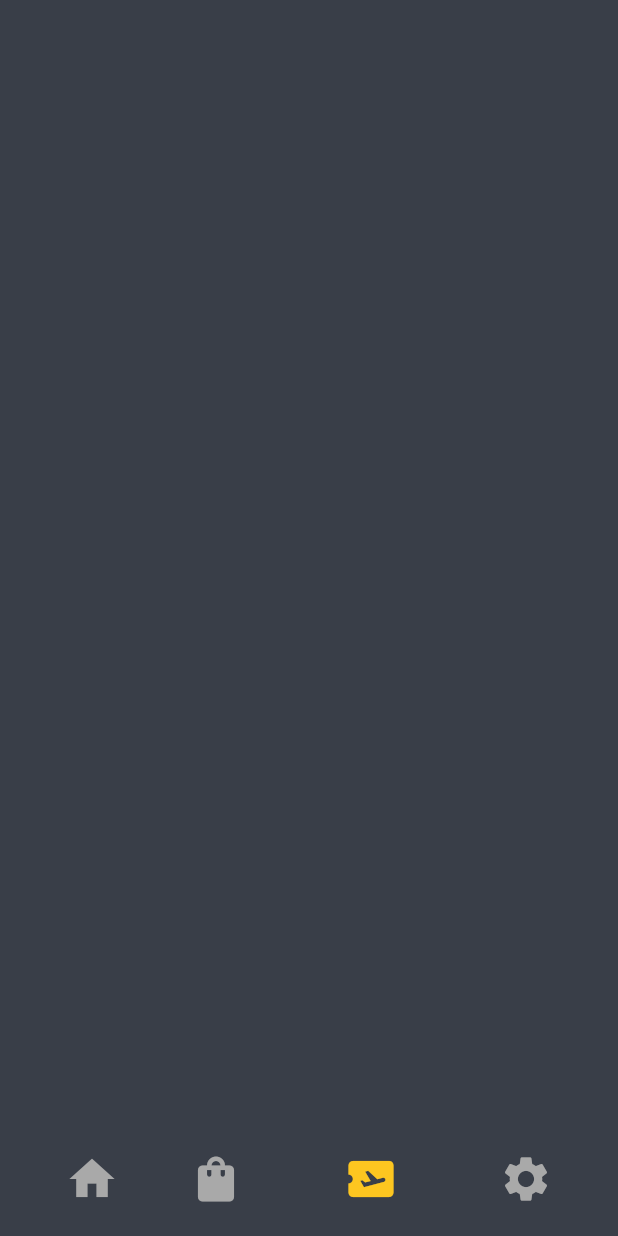
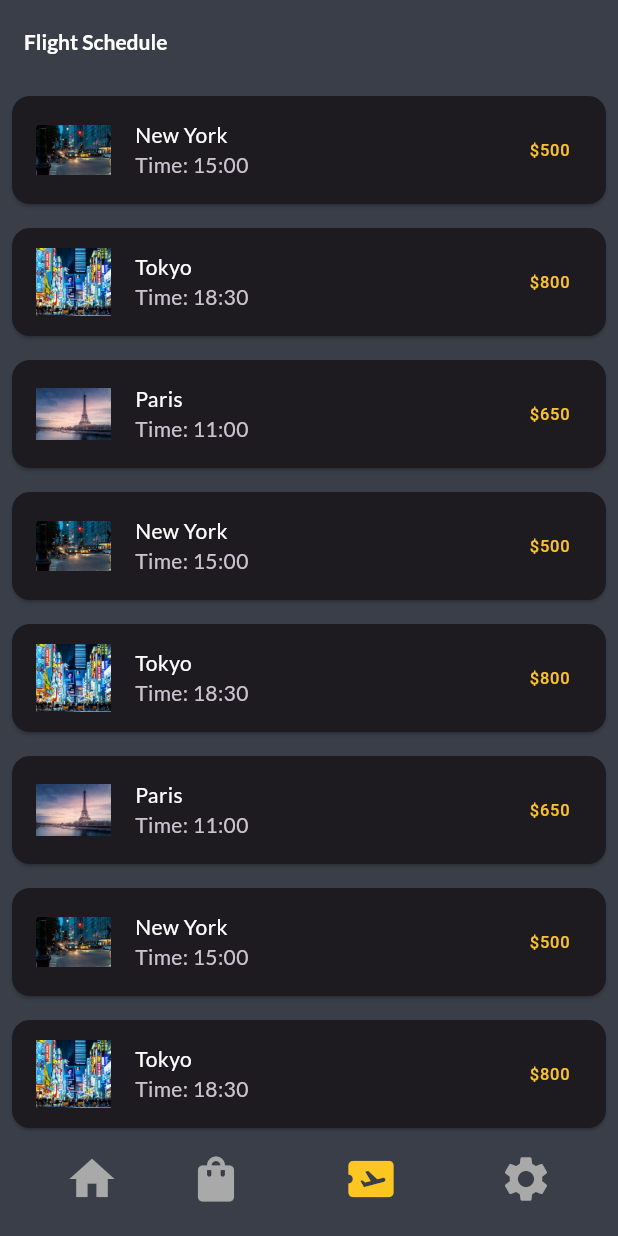
Before and after one commit to faridbpn/melayu-ticket-app, a Flutter app: the screen it shows after launch, item 3 of the bottom bar chosen, on a phone screen of 412 x 824 dp. Run offline on Flutter 3.47's test engine with Material 3 defaults, Android fonts, the phone set to English and light mode, and no system bars; our stand-ins replace google_fonts.

Commit message:
Menambahkan halaman baru

```diff
--- /dev/null
+++ b/lib/module/flight_schedule/flight_schedule.dart
@@ -0,0 +1,52 @@
+import 'package:flutter/material.dart';
+
+class FlightSchedule extends StatelessWidget {
+  FlightSchedule({super.key});
+
+  final List<Map<String, String>> flights = [
+    {'destination': 'New York', 'time': '15:00', 'price': '\$500', 'image': 'assets/images/ny.png'},
+    {'destination': 'Tokyo', 'time': '18:30', 'price': '\$800', 'image': 'assets/images/tokyo.png'},
+    {'destination': 'Paris', 'time': '11:00', 'price': '\$650', 'image': 'assets/images/paris.png'},
+    {'destination': 'New York', 'time': '15:00', 'price': '\$500', 'image': 'assets/images/ny.png'},
+    {'destination': 'Tokyo', 'time': '18:30', 'price': '\$800', 'image': 'assets/images/tokyo.png'},
+    {'destination': 'Paris', 'time': '11:00', 'price': '\$650', 'image': 'assets/images/paris.png'},
+    {'destination': 'New York', 'time': '15:00', 'price': '\$500', 'image': 'assets/images/ny.png'},
+    {'destination': 'Tokyo', 'time': '18:30', 'price': '\$800', 'image': 'assets/images/tokyo.png'},
+    {'destination': 'Paris', 'time': '11:00', 'price': '\$650', 'image': 'assets/images/paris.png'},
+    {'destination': 'New York', 'time': '15:00', 'price': '\$500', 'image': 'assets/images/ny.png'},
+    {'destination': 'Tokyo', 'time': '18:30', 'price': '\$800', 'image': 'assets/images/tokyo.png'},
+    {'destination': 'Paris', 'time': '11:00', 'price': '\$650', 'image': 'assets/images/paris.png'},
+    {'destination': 'New York', 'time': '15:00', 'price': '\$500', 'image': 'assets/images/ny.png'},
+    {'destination': 'Tokyo', 'time': '18:30', 'price': '\$800', 'image': 'assets/images/tokyo.png'},
+    {'destination': 'Paris', 'time': '11:00', 'price': '\$650', 'image': 'assets/images/paris.png'},
+    {'destination': 'New York', 'time': '15:00', 'price': '\$500', 'image': 'assets/images/ny.png'},
+    {'destination': 'Tokyo', 'time': '18:30', 'price': '\$800', 'image': 'assets/images/tokyo.png'},
+    {'destination': 'Paris', 'time': '11:00', 'price': '\$650', 'image': 'assets/images/paris.png'},
+    {'destination': 'New York', 'time': '15:00', 'price': '\$500', 'image': 'assets/images/ny.png'},
+    {'destination': 'Tokyo', 'time': '18:30', 'price': '\$800', 'image': 'assets/images/tokyo.png'},
+    {'destination': 'Paris', 'time': '11:00', 'price': '\$650', 'image': 'assets/images/paris.png'},
+    // Add more items as needed
+  ];
+
+  @override
+  Widget build(BuildContext context) {
+    return Scaffold(
+      appBar: AppBar(title: Text('Flight Schedule')),
+      body: ListView.builder(
+        itemCount: flights.length,
+        itemBuilder: (context, index) {
+          return Card(
+            margin: EdgeInsets.all(8),
+            shape: RoundedRectangleBorder(borderRadius: BorderRadius.circular(12)),
+            child: ListTile(
+              leading: Image.asset(flights[index]['image']!, fit: BoxFit.cover, width: 50),
+              title: Text(flights[index]['destination']!, style: Theme.of(context).textTheme.bodyMedium),
+              subtitle: Text('Time: ${flights[index]['time']}'),
+              trailing: Text(flights[index]['price']!, style: TextStyle(color: Colors.yellow[700])),
+            ),
+          );
+        },
+      ),
+    );
+  }
+}
--- a/lib/module/main_navigation/view/main_navigation_view.dart
+++ b/lib/module/main_navigation/view/main_navigation_view.dart
@@ -1,4 +1,7 @@
 import 'package:flutter/material.dart';
+import 'package:train_ticket_buying_app/module/flight_schedule/flight_schedule.dart';
+import 'package:train_ticket_buying_app/module/promotion_page/promotion_page.dart';
+import 'package:train_ticket_buying_app/module/settings_page/settings_page.dart';
 import '../../dashboard/view/dashboard_view.dart';
 import '../controller/main_navigation_controller.dart';
 
@@ -16,9 +19,9 @@ class MainNavigationView extends StatefulWidget {
           index: controller.selectedIndex,
           children: [
             const DashboardView(),
-            Container(),
-            Container(),
-            Container(),
+            PromotionPage(),
+            FlightSchedule(),
+            SettingsPage(),
           ],
         ),
         bottomNavigationBar: Padding(
--- a/lib/state_util.dart
+++ b/lib/state_util.dart
@@ -51,6 +51,7 @@ class Get {
 extension ChangeNotifierExtension on State {
   update() {
     if (mounted) {
+      // ignore: invalid_use_of_protected_member
       setState(() {});
     }
   }
```
Also changed, not shown: lib/module/promotion_page/promotion_page.dart (added, +54 -0 lines), lib/module/settings_page/settings_page.dart (added, +41 -0 lines), pubspec.yaml (+7 -67 lines), assets/images/ny.png (added), assets/images/paris.png (added), assets/images/spring.png (added), assets/images/summer.png (added), assets/images/tokyo.png (added), assets/images/winter.png (added), flutter_01.png (added), flutter_02.png (added), pubspec.lock.
